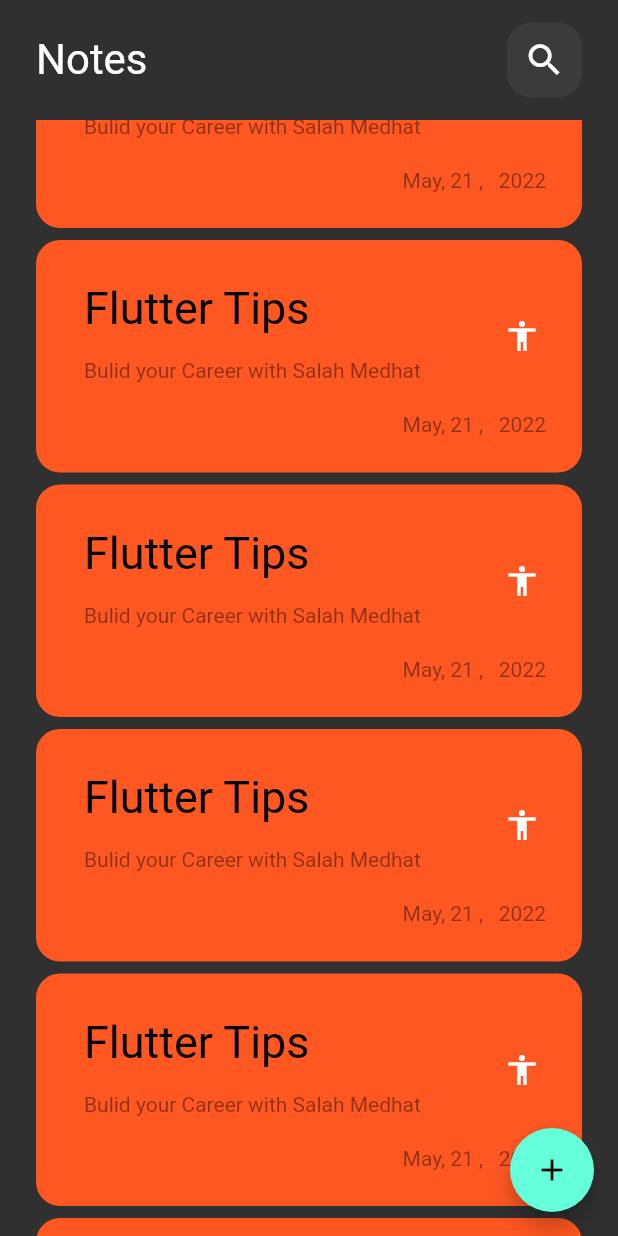
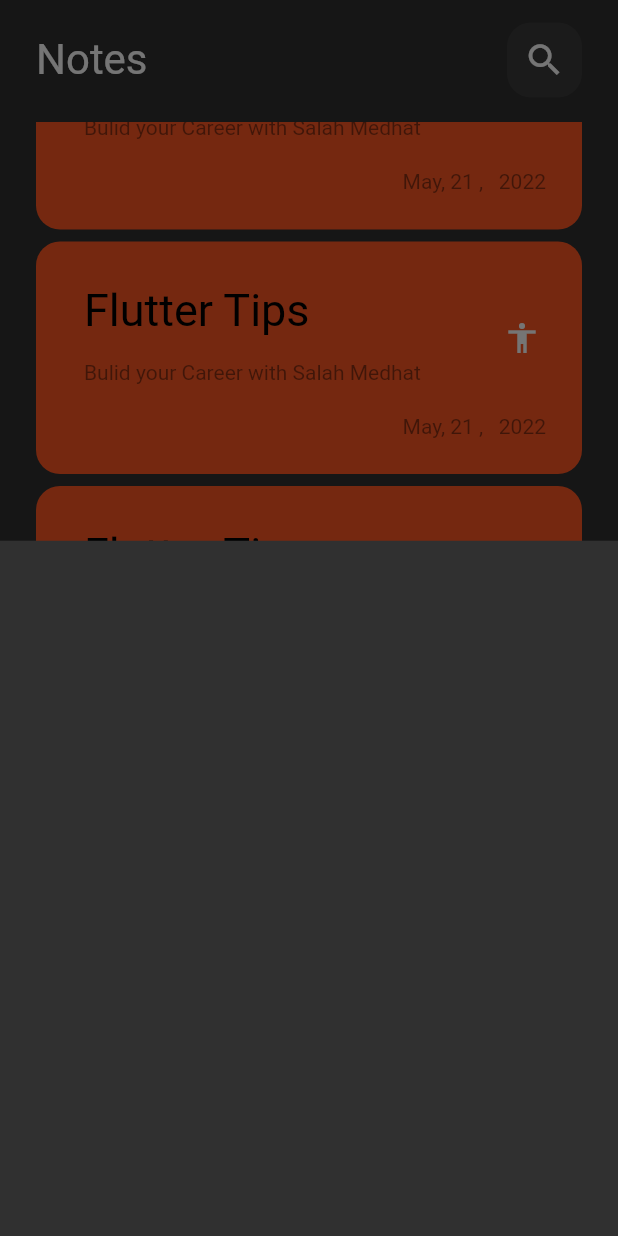
Before and after one commit to SalahLuha/notes_app, a Flutter app: the screen it shows after launch, scrolled down 576 dp, after a tap on the "add" icon, on a phone screen of 412 x 824 dp. Run offline on Flutter 3.47's test engine with Material 2 defaults, Android fonts, the phone set to English and light mode, and no system bars; Roboto replaces fonts that are missing (Poppins).

Commit message:
show modal bottom sheet

```diff
--- /dev/null
+++ b/lib/views/add_note_bottom_sheet.dart
@@ -0,0 +1,11 @@
+
+import 'package:flutter/material.dart';
+
+class AddNoteBottomSheet extends StatelessWidget {
+  const AddNoteBottomSheet({Key? key}) : super(key: key);
+
+  @override
+  Widget build(BuildContext context) {
+    return Container();
+  }
+}
--- a/lib/views/notes_list_view.dart
+++ b/lib/views/notes_list_view.dart
@@ -6,11 +6,16 @@ class NotesListView extends StatelessWidget {
 
   @override
   Widget build(BuildContext context) {
-    return ListView.builder(itemBuilder: (context, index) {
-      return const Padding(
-        padding: EdgeInsets.symmetric(vertical: 4),
-        child: NoteItem(),
-      );
-    });
+    return Padding(
+      padding: const EdgeInsets.symmetric(vertical: 16),
+      child: ListView.builder(
+        padding: EdgeInsets.zero,
+        itemBuilder: (context, index) {
+        return const Padding(
+          padding: EdgeInsets.symmetric(vertical: 4),
+          child: NoteItem(),
+        );
+      }),
+    );
   }
 }
--- a/lib/views/notes_view.dart
+++ b/lib/views/notes_view.dart
@@ -1,4 +1,5 @@
 import 'package:flutter/material.dart';
+import 'package:notes_app/views/add_note_bottom_sheet.dart';
 import 'package:notes_app/views/notes_view_body.dart';
 
 class NotesView extends StatelessWidget {
@@ -6,9 +7,15 @@ class NotesView extends StatelessWidget {
 
   @override
   Widget build(BuildContext context) {
-    return  Scaffold(
+    return Scaffold(
       floatingActionButton: FloatingActionButton(
-        onPressed: (){},
+        onPressed: () {
+          showModalBottomSheet(
+              context: context,
+              builder: (context) {
+                return const AddNoteBottomSheet();
+              });
+        },
         child: const Icon(Icons.add),
       ),
       body: const NotesViewBody(),
--- a/lib/views/notes_view_body.dart
+++ b/lib/views/notes_view_body.dart
@@ -16,9 +16,7 @@ class NotesViewBody extends StatelessWidget {
             height: 15,
           ),
           CustomAppBar(),
-          SizedBox(
-            height: 15,
-          ),
+
           Expanded(child: NotesListView(),)
 
         ],
```
